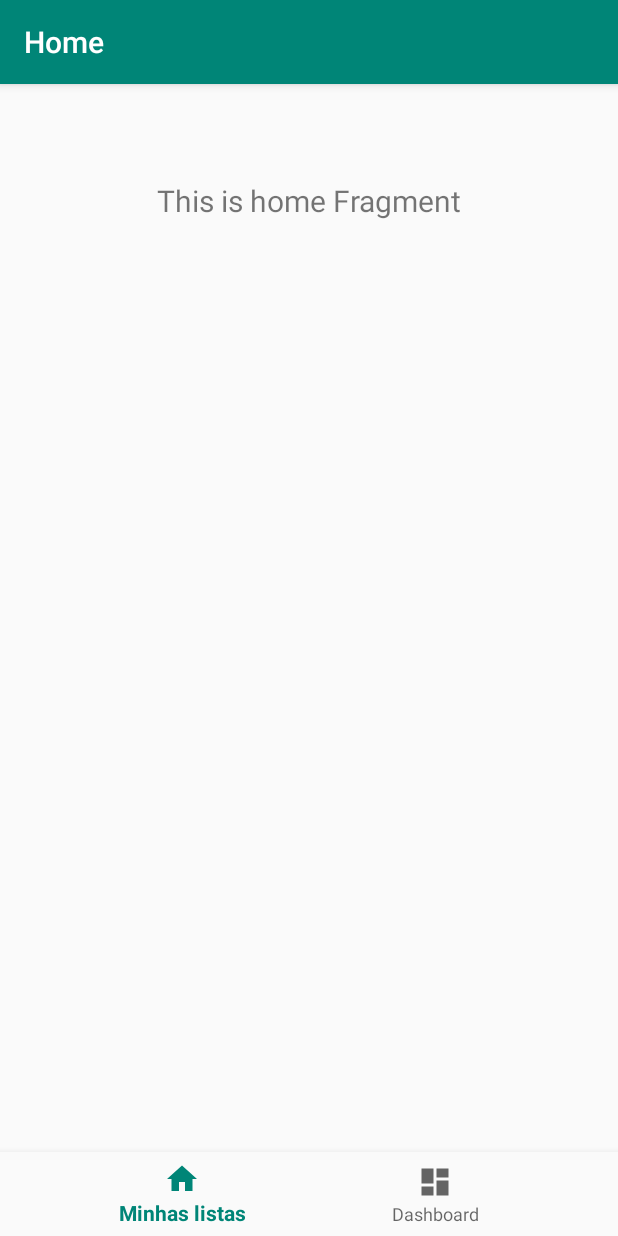
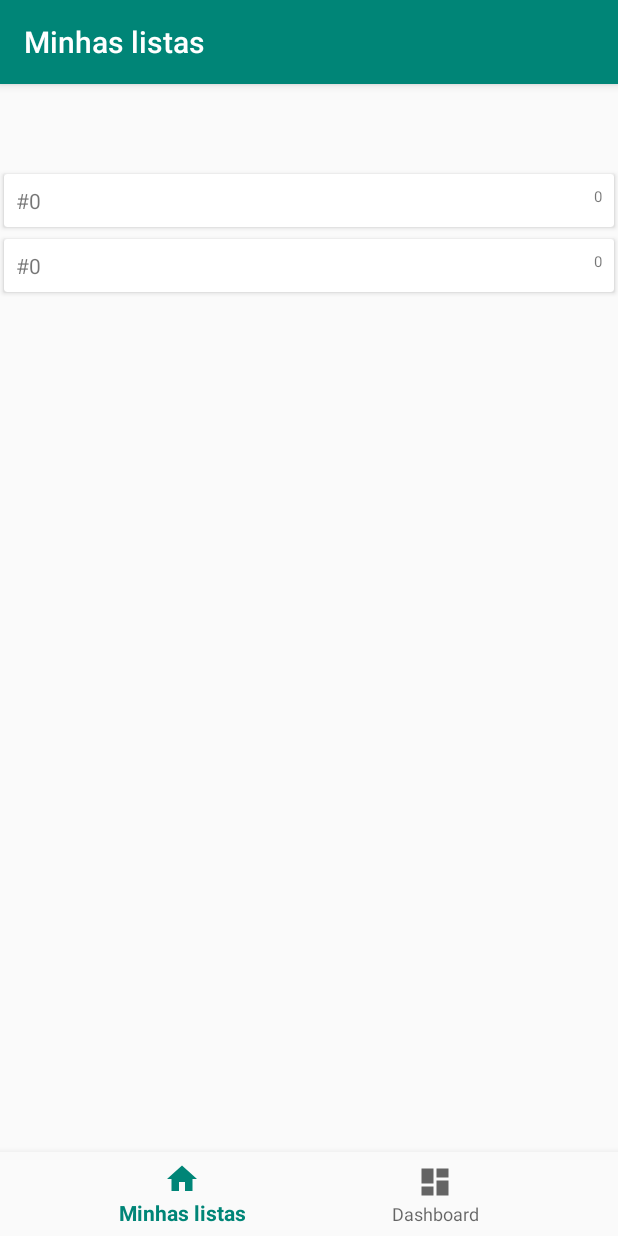
Before and after one commit to raphaelframos/listacompras, an Android app: the screen it shows after launch (MainActivity), on a phone screen of 412 x 824 dp. Run offline under Robolectric (Android 15) with nearby library versions, the phone set to English and light mode, and no system bars; our stand-ins replace navigation-ui.

Commit message:
Exibindo lista com livedata, viewmodel e recyclerview

```diff
--- a/app/build.gradle
+++ b/app/build.gradle
@@ -15,6 +15,8 @@ android {
         versionCode 1
         versionName "1.0"
         testInstrumentationRunner "androidx.test.runner.AndroidJUnitRunner"
+        multiDexEnabled true
+
     }
     buildTypes {
         release {
@@ -37,8 +39,17 @@ dependencies {
     implementation 'androidx.lifecycle:lifecycle-extensions:2.1.0'
     implementation 'androidx.navigation:navigation-fragment-ktx:2.0.0'
     implementation 'androidx.navigation:navigation-ui-ktx:2.0.0'
-    implementation 'com.google.firebase:firebase-firestore:17.1.2'
+    implementation 'com.google.firebase:firebase-firestore:21.3.1'
+    implementation 'androidx.legacy:legacy-support-v4:1.0.0'
+
+    implementation 'com.android.support:multidex:1.0.3'
+
+
+
+
     testImplementation 'junit:junit:4.12'
     androidTestImplementation 'androidx.test.ext:junit:1.1.1'
     androidTestImplementation 'androidx.test.espresso:espresso-core:3.2.0'
+
+
 }
--- a/app/src/main/java/com/powellapps/compraparamim/MainActivity.kt
+++ b/app/src/main/java/com/powellapps/compraparamim/MainActivity.kt
@@ -18,7 +18,7 @@ class MainActivity : AppCompatActivity() {
         val navController = findNavController(R.id.nav_host_fragment)
         val appBarConfiguration = AppBarConfiguration(
             setOf(
-                R.id.navigation_home, R.id.navigation_dashboard
+                R.id.navigation_my_list, R.id.navigation_dashboard
             )
         )
         setupActionBarWithNavController(navController, appBarConfiguration)
--- /dev/null
+++ b/app/src/main/java/com/powellapps/compraparamim/ui/mylist/MyListAdapter.kt
@@ -0,0 +1,45 @@
+package com.powellapps.compraparamim.ui.mylist
+
+import android.view.LayoutInflater
+import android.view.View
+import android.view.ViewGroup
+import android.widget.TextView
+import androidx.recyclerview.widget.RecyclerView
+import com.powellapps.compraparamim.R
+
+class MyListAdapter() : RecyclerView.Adapter<MyListAdapter.ViewHolder>() {
+
+    var shoppingList: List<Shopping> = emptyList()
+
+    override fun onCreateViewHolder(parent: ViewGroup, viewType: Int): ViewHolder {
+        val view = LayoutInflater.from(parent.context).inflate(R.layout.adapter_my_list, parent, false)
+        return ViewHolder(view)
+    }
+
+    override fun getItemCount(): Int {
+        return shoppingList.count()
+    }
+
+    override fun onBindViewHolder(holder: ViewHolder, position: Int) {
+        val shopping = shoppingList.get(position)
+        holder.bind(shopping)
+
+    }
+
+    fun update(it: List<Shopping>) {
+        this.shoppingList = it
+        notifyDataSetChanged()
+    }
+
+    class ViewHolder(itemView: View) : RecyclerView.ViewHolder(itemView) {
+
+        val textViewNumber : TextView = itemView.findViewById(R.id.textView_number)
+        val textViewDate : TextView = itemView.findViewById(R.id.textView_date)
+
+        fun bind(shopping: Shopping) {
+            textViewNumber.text = "#" + shopping.number
+            textViewDate.text = "" + shopping.date
+        }
+
+    }
+}
--- /dev/null
+++ b/app/src/main/java/com/powellapps/compraparamim/ui/mylist/MyListFragment.kt
@@ -0,0 +1,57 @@
+package com.powellapps.compraparamim.ui.mylist
+
+
+import android.os.Bundle
+import androidx.fragment.app.Fragment
+import android.view.LayoutInflater
+import android.view.View
+import android.view.ViewGroup
+import android.widget.TextView
+import android.widget.Toast
+import androidx.lifecycle.Observer
+import androidx.lifecycle.ViewModelProviders
+import androidx.recyclerview.widget.LinearLayoutManager
+import androidx.recyclerview.widget.RecyclerView
+import androidx.recyclerview.widget.StaggeredGridLayoutManager
+
+import com.powellapps.compraparamim.R
+import com.powellapps.compraparamim.ui.home.HomeViewModel
+import java.util.concurrent.ConcurrentNavigableMap
+
+/**
+ * A simple [Fragment] subclass.
+ */
+class MyListFragment : Fragment() {
+
+    private lateinit var myListViewModel: MyListViewModel
+    private var adapter = MyListAdapter()
+
+    override fun onCreateView(
+        inflater: LayoutInflater,
+        container: ViewGroup?,
+        savedInstanceState: Bundle?
+    ): View? {
+        myListViewModel =
+            ViewModelProviders.of(this).get(MyListViewModel::class.java)
+        val root = inflater.inflate(R.layout.fragment_my_list, container, false)
+
+        val recyclerView: RecyclerView = root.findViewById(R.id.recyclerView_myList)
+     //   recyclerView.layoutManager = StaggeredGridLayoutManager(3, StaggeredGridLayoutManager.VERTICAL)
+        recyclerView.layoutManager = LinearLayoutManager(context)
+        recyclerView.adapter = adapter
+        var list = ArrayList<Shopping>()
+        list.add(Shopping())
+        list.add(Shopping())
+        Toast.makeText(context, "Teste " + list.count(), Toast.LENGTH_LONG).show()
+        adapter.update(list)
+
+       // myListViewModel.list.observe(this, Observer {
+         //   adapter.update(it)
+        //})
+
+
+        return root
+    }
+
+
+}
--- /dev/null
+++ b/app/src/main/java/com/powellapps/compraparamim/ui/mylist/MyListViewModel.kt
@@ -0,0 +1,17 @@
+package com.powellapps.compraparamim.ui.mylist
+
+import androidx.lifecycle.LiveData
+import androidx.lifecycle.MutableLiveData
+import androidx.lifecycle.ViewModel
+
+class MyListViewModel : ViewModel() {
+
+    private val shoppingList = MutableLiveData<List<Shopping>>().apply {
+
+        val list = emptyList<Shopping>()
+        list.plus(Shopping())
+        list.plus(Shopping())
+        value = list
+    }
+    val list: LiveData<List<Shopping>> = shoppingList
+}
--- /dev/null
+++ b/app/src/main/java/com/powellapps/compraparamim/ui/mylist/Shopping.kt
@@ -0,0 +1,7 @@
+package com.powellapps.compraparamim.ui.mylist
+
+class Shopping {
+
+    var number = 0
+    var date : Long = 0
+}
--- /dev/null
+++ b/app/src/main/res/layout/adapter_my_list.xml
@@ -0,0 +1,41 @@
+<?xml version="1.0" encoding="utf-8"?>
+<androidx.cardview.widget.CardView xmlns:android="http://schemas.android.com/apk/res/android"
+    xmlns:app="http://schemas.android.com/apk/res-auto"
+    xmlns:tools="http://schemas.android.com/tools"
+    android:elevation="5dp"
+    app:cardUseCompatPadding="true"
+    android:orientation="vertical"
+    android:layout_width="match_parent"
+    android:layout_height="wrap_content">
+
+
+
+
+    <androidx.constraintlayout.widget.ConstraintLayout
+        android:layout_width="match_parent"
+        android:layout_height="wrap_content">
+
+        <TextView
+            android:id="@+id/textView_number"
+            android:layout_width="wrap_content"
+            android:layout_height="wrap_content"
+            android:layout_marginStart="8dp"
+            android:layout_marginTop="8dp"
+            android:layout_marginBottom="8dp"
+            android:text="#1"
+            app:layout_constraintBottom_toBottomOf="parent"
+            app:layout_constraintStart_toStartOf="parent"
+            app:layout_constraintTop_toTopOf="parent" />
+
+        <TextView
+            android:id="@+id/textView_date"
+            android:layout_width="wrap_content"
+            android:layout_height="wrap_content"
+            android:layout_marginTop="8dp"
+            android:layout_marginEnd="8dp"
+            android:text="01/10/20"
+            android:textSize="10sp"
+            app:layout_constraintEnd_toEndOf="parent"
+            app:layout_constraintTop_toTopOf="parent" />
+    </androidx.constraintlayout.widget.ConstraintLayout>
+</androidx.cardview.widget.CardView>
--- /dev/null
+++ b/app/src/main/res/layout/fragment_my_list.xml
@@ -0,0 +1,16 @@
+<?xml version="1.0" encoding="utf-8"?>
+<androidx.constraintlayout.widget.ConstraintLayout xmlns:android="http://schemas.android.com/apk/res/android"
+    xmlns:app="http://schemas.android.com/apk/res-auto"
+    android:layout_width="match_parent"
+    android:layout_height="match_parent">
+
+    <androidx.recyclerview.widget.RecyclerView
+        android:id="@+id/recyclerView_myList"
+        android:layout_width="0dp"
+        android:layout_height="0dp"
+        app:layout_constraintBottom_toBottomOf="parent"
+        app:layout_constraintEnd_toEndOf="parent"
+        app:layout_constraintStart_toStartOf="parent"
+        app:layout_constraintTop_toTopOf="parent"></androidx.recyclerview.widget.RecyclerView>
+
+</androidx.constraintlayout.widget.ConstraintLayout>
--- a/app/src/main/res/navigation/mobile_navigation.xml
+++ b/app/src/main/res/navigation/mobile_navigation.xml
@@ -3,7 +3,13 @@
     xmlns:app="http://schemas.android.com/apk/res-auto"
     xmlns:tools="http://schemas.android.com/tools"
     android:id="@+id/mobile_navigation"
-    app:startDestination="@+id/navigation_home">
+    app:startDestination="@+id/navigation_my_list">
+
+    <fragment
+        android:id="@+id/navigation_my_list"
+        android:name="com.powellapps.compraparamim.ui.mylist.MyListFragment"
+        android:label="@string/minhas_listas"
+        tools:layout="@layout/fragment_my_list" />
 
     <fragment
         android:id="@+id/navigation_home"
@@ -11,15 +17,5 @@
         android:label="@string/title_home"
         tools:layout="@layout/fragment_home" />
 
-    <fragment
-        android:id="@+id/navigation_dashboard"
-        android:name="com.powellapps.compraparamim.ui.dashboard.DashboardFragment"
-        android:label="@string/title_dashboard"
-        tools:layout="@layout/fragment_dashboard" />
 
-    <fragment
-        android:id="@+id/navigation_notifications"
-        android:name="com.powellapps.compraparamim.ui.notifications.NotificationsFragment"
-        android:label="@string/title_notifications"
-        tools:layout="@layout/fragment_notifications" />
 </navigation>
--- a/app/src/main/res/values/strings.xml
+++ b/app/src/main/res/values/strings.xml
@@ -4,4 +4,7 @@
     <string name="title_dashboard">Dashboard</string>
     <string name="title_notifications">Notifications</string>
     <string name="minhas_listas">Minhas listas</string>
+
+    <!-- TODO: Remove or change this placeholder text -->
+    <string name="hello_blank_fragment">Hello blank fragment</string>
 </resources>
```
